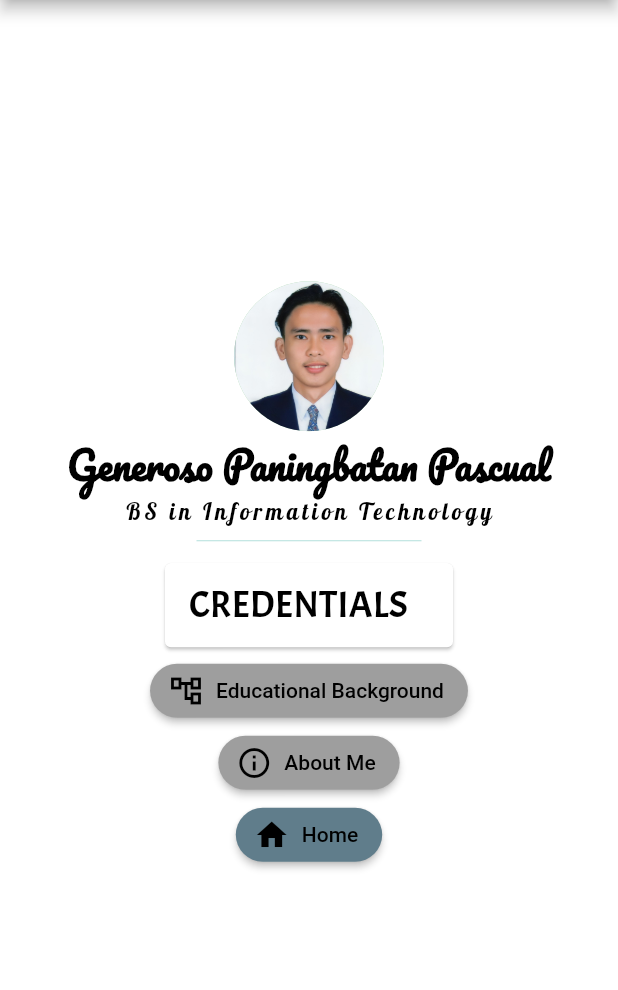
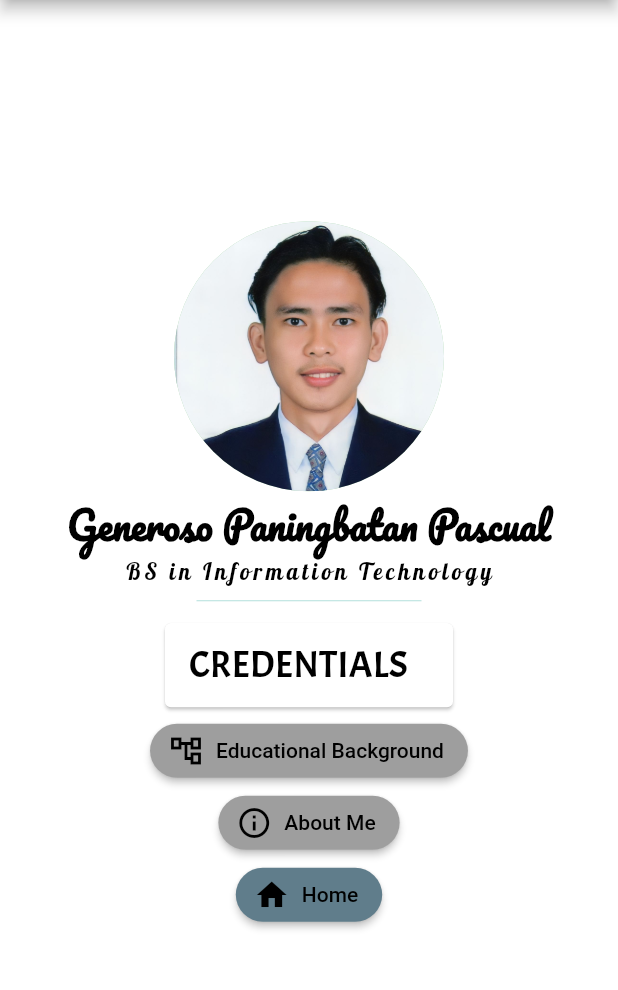
Before and after one commit to pascual200128/curriculumvitae, a Flutter app: the SecondRoute screen opened by its route, on a phone screen of 412 x 824 dp, the part 84-1074 px from its top. Run offline on Flutter 3.47's test engine with Material 2 defaults, Android fonts, the phone set to English and light mode, and no system bars; project files that could hold a hidden picture were left out.

Commit message:
Update main.dart

```diff
--- a/lib/main.dart
+++ b/lib/main.dart
@@ -141,7 +141,7 @@ class _LoginFormState extends State<LoginForm> {
               height: 50,
               width: 250,
               decoration: BoxDecoration(
-                  color: Colors.blue,
+                  color: Colors.deepPurpleAccent,
                   borderRadius: BorderRadius.circular(20.0)),
               child: TextButton(
                 child: Text(
@@ -202,7 +202,7 @@ class _SecondRouteState extends State<SecondRoute> {
           mainAxisAlignment: MainAxisAlignment.center,
           children: <Widget>[
             CircleAvatar(
-              radius: 50.0,
+              radius: 90.0,
               backgroundColor: Colors.green[200],
               backgroundImage: AssetImage('images/pascual.jpg'),
             ),
```
